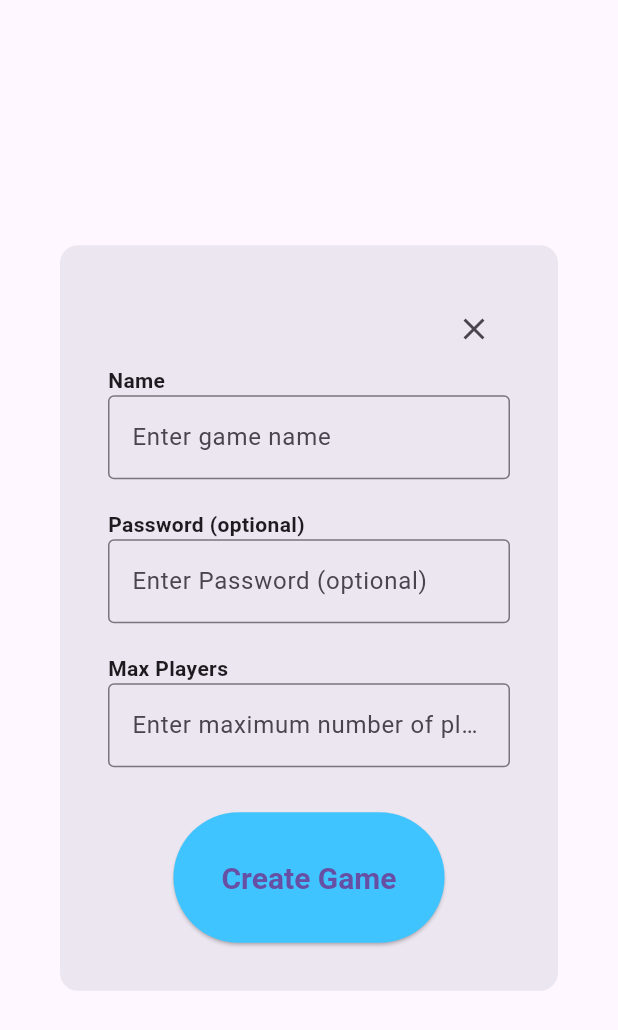
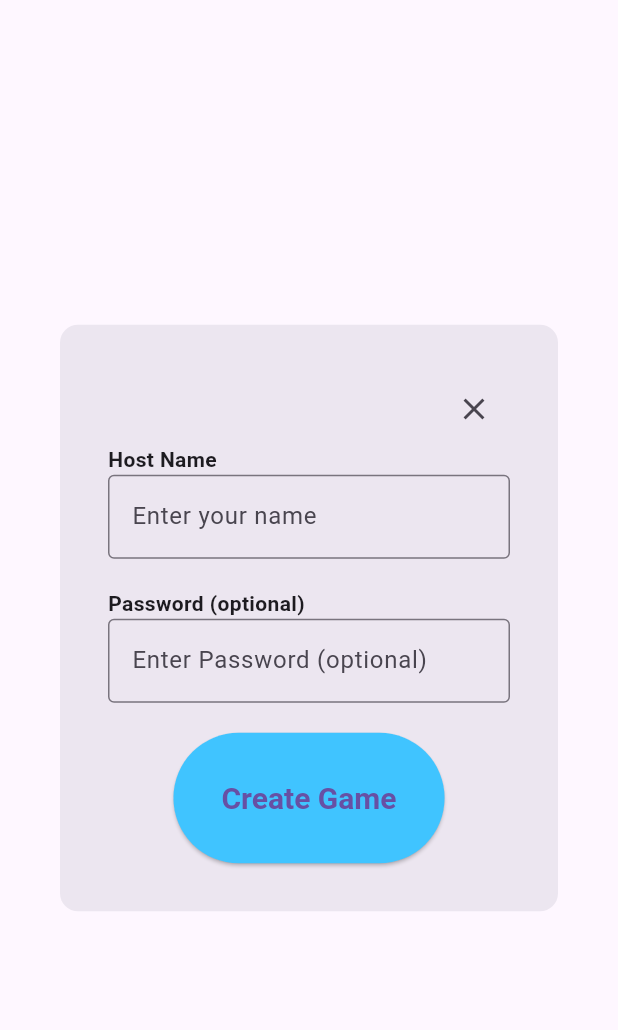
Before and after one commit to SamLBuck/Event-Bingo, a Flutter app: the CreateGameDialog widget shown alone on an empty page, opened directly, on a phone screen of 412 x 824 dp. Shown: the top 1030 px of the screen. Run offline on Flutter 3.47's test engine with Material 3 defaults, Android fonts, the phone set to English and light mode, and no system bars.

Commit message:
Started trying to fix web platform and frontend

```diff
--- a/mobile/lib/create_game_widget.dart
+++ b/mobile/lib/create_game_widget.dart
@@ -46,14 +46,14 @@ class _CreateGameDialogState extends State<CreateGameDialog> {
                   ),
                 ),
                 const Text(
-                  'Name',
+                  'Host Name',
                   style: TextStyle(fontWeight: FontWeight.bold),
                 ),
                 TextFormField(
                   controller: nameController,
                   decoration: const InputDecoration(
                     border: OutlineInputBorder(),
-                    hintText: 'Enter game name',
+                    hintText: 'Enter your name',
                   ),
                   validator: (value) {
                     return value == null || value.isEmpty
@@ -76,30 +76,29 @@ class _CreateGameDialogState extends State<CreateGameDialog> {
                 ),
                 const SizedBox(height: 20),
 
-                const Text(
-                  'Max Players',
-                  style: TextStyle(fontWeight: FontWeight.bold),
-                ),
-                TextFormField(
-                  controller: maxPlayersController,
-                  decoration: const InputDecoration(
-                    border: OutlineInputBorder(),
-                    hintText: 'Enter maximum number of players',
-                  ),
-                  keyboardType: TextInputType.number,
-                  validator: (value) {
-                    if (value == null || value.isEmpty) {
-                      return 'Please enter a number';
-                    }
-                    final n = int.tryParse(value);
-                    if (n == null || n <= 0) {
-                      return 'Please enter a valid positive number';
-                    }
-                    return null;
-                  },
-                ),
-                const SizedBox(height: 30),
-
+                // const Text(
+                //   'Max Players',
+                //   style: TextStyle(fontWeight: FontWeight.bold),
+                // ),
+                // TextFormField(
+                //   controller: maxPlayersController,
+                //   decoration: const InputDecoration(
+                //     border: OutlineInputBorder(),
+                //     hintText: 'Enter maximum number of players',
+                //   ),
+                //   keyboardType: TextInputType.number,
+                //   validator: (value) {
+                //     if (value == null || value.isEmpty) {
+                //       return 'Please enter a number';
+                //     }
+                //     final n = int.tryParse(value);
+                //     if (n == null || n <= 0) {
+                //       return 'Please enter a valid positive number';
+                //     }
+                //     return null;
+                //   },
+                // ),
+                // const SizedBox(height: 30),
                 Center(
                   child: ElevatedButton(
                     onPressed: () {
--- a/mobile/pubspec.yaml
+++ b/mobile/pubspec.yaml
@@ -9,6 +9,7 @@ environment:
 dependencies:
   flutter:
     sdk: flutter
+  http: ^1.6.0
 
 dev_dependencies:
   flutter_test:
```
Also changed, not shown: mobile/lib/home_screen.dart (+28 -2 lines), thunder-tests/thunderActivity.json (added, +14 -0 lines), mobile/pubspec.lock, 1 other file.
